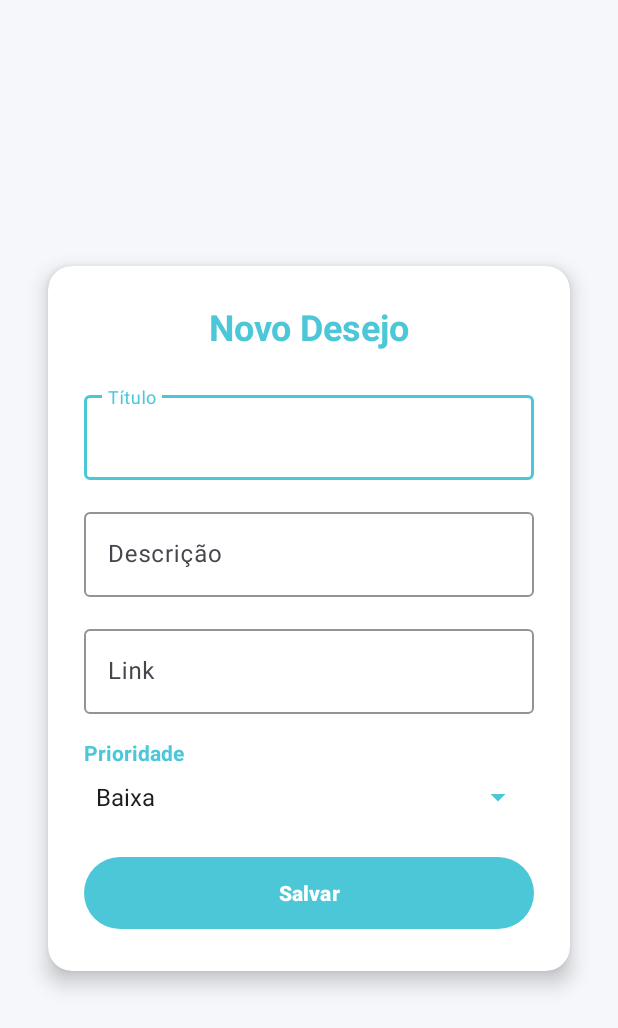
After one commit to passosleo/quero-ja, an Android app: the FormWishActivity screen opened directly, with no data from a screen before it, on a phone screen of 412 x 824 dp. The commit adds this screen. Shown: the top 1028 px of the screen. Run offline under Robolectric (Android 15) with nearby library versions, the phone set to English and light mode, and no system bars.

Commit message:
register wish

```diff
--- /dev/null
+++ b/app/src/main/java/com/leonardo/queroja/FormWishActivity.java
@@ -0,0 +1,120 @@
+package com.leonardo.queroja;
+
+import android.content.Intent;
+import android.os.Bundle;
+import android.util.Patterns;
+import android.view.View;
+import android.widget.ArrayAdapter;
+import android.widget.EditText;
+import android.widget.Spinner;
+import android.widget.Toast;
+
+import androidx.activity.EdgeToEdge;
+import androidx.appcompat.app.AppCompatActivity;
+import androidx.core.graphics.Insets;
+import androidx.core.view.ViewCompat;
+import androidx.core.view.WindowInsetsCompat;
+
+import com.google.android.material.textfield.TextInputLayout;
+import com.leonardo.queroja.entities.UserEntity;
+import com.leonardo.queroja.entities.WishEntity;
+import com.leonardo.queroja.enums.Priority;
+import com.leonardo.queroja.global.UserSession;
+import com.leonardo.queroja.repositories.WishRepository;
+
+import java.util.HashMap;
+import java.util.Map;
+import java.util.Optional;
+
+public class FormWishActivity extends AppCompatActivity {
+
+    private TextInputLayout titleField, descriptionField, linkField;
+    private Spinner prioritySpinner;
+    private WishRepository wishRepository;
+
+    @Override
+    protected void onCreate(Bundle savedInstanceState) {
+        super.onCreate(savedInstanceState);
+        EdgeToEdge.enable(this);
+        setContentView(R.layout.activity_form_wish);
+        ViewCompat.setOnApplyWindowInsetsListener(findViewById(R.id.main), (v, insets) -> {
+            Insets systemBars = insets.getInsets(WindowInsetsCompat.Type.systemBars());
+            v.setPadding(systemBars.left, systemBars.top, systemBars.right, systemBars.bottom);
+            return insets;
+        });
+
+        wishRepository = new WishRepository(this);
+
+        titleField = findViewById(R.id.title_layout);
+        descriptionField = findViewById(R.id.description_layout);
+        linkField = findViewById(R.id.link_layout);
+        prioritySpinner = findViewById(R.id.priority_spinner);
+
+        ArrayAdapter<Priority> adapter = new ArrayAdapter<>(
+                this,
+                android.R.layout.simple_spinner_item,
+                Priority.values()
+        );
+        adapter.setDropDownViewResource(android.R.layout.simple_spinner_dropdown_item);
+        prioritySpinner.setAdapter(adapter);
+    }
+
+    public void navigateToListWishes(View v) {
+        Intent intent = new Intent(this, ListWishesActivity.class);
+        startActivity(intent);
+    }
+
+    public void saveWish(View v) {
+        titleField.setError(null);
+        descriptionField.setError(null);
+        linkField.setError(null);
+
+        String title = Optional.ofNullable(titleField.getEditText())
+                .map(EditText::getText)
+                .map(CharSequence::toString)
+                .orElse("");
+
+        String description = Optional.ofNullable(descriptionField.getEditText())
+                .map(EditText::getText)
+                .map(CharSequence::toString)
+                .orElse("");
+
+        String link = Optional.ofNullable(linkField.getEditText())
+                .map(EditText::getText)
+                .map(CharSequence::toString)
+                .orElse("");
+
+        Map<TextInputLayout, String> errors = new HashMap<>();
+
+        if (title.isEmpty()) {
+            errors.put(titleField, "Título é obrigatório");
+        }
+
+        if (link.isEmpty()){
+            errors.put(linkField, "Link é obrigatório");
+        } else if (!Patterns.WEB_URL.matcher(link).matches()) {
+            errors.put(linkField, "Link inválido");
+        }
+
+        if (!errors.isEmpty()) {
+            for (Map.Entry<TextInputLayout, String> entry : errors.entrySet()) {
+                entry.getKey().setError(entry.getValue());
+            }
+            return;
+        }
+        UserEntity loggedUser = UserSession.getInstance(this).getUser();
+
+
+        WishEntity newWish = new WishEntity();
+        newWish.setUserId(loggedUser.getUserId());
+        newWish.setTitle(title);
+        newWish.setDescription(description);
+        newWish.setLink(link);
+        newWish.setPriority((Priority) prioritySpinner.getSelectedItem());
+
+        wishRepository.save(newWish);
+
+        Toast.makeText(this, "Desejo cadastrado com sucesso", Toast.LENGTH_SHORT).show();
+        navigateToListWishes(v);
+    }
+}
--- a/app/src/main/java/com/leonardo/queroja/SignInActivity.java
+++ b/app/src/main/java/com/leonardo/queroja/SignInActivity.java
@@ -13,6 +13,7 @@ import androidx.core.view.WindowInsetsCompat;
 
 import com.google.android.material.textfield.TextInputLayout;
 import com.leonardo.queroja.entities.UserEntity;
+import com.leonardo.queroja.global.UserSession;
 import com.leonardo.queroja.repositories.UserRepository;
 
 import java.util.HashMap;
@@ -96,6 +97,8 @@ public class SignInActivity extends AppCompatActivity {
             return;
         }
 
+        UserSession.getInstance(this).setUser(userExists);
+
         navigateToListWishes(v);
     }
 }
--- a/app/src/main/java/com/leonardo/queroja/SignUpActivity.java
+++ b/app/src/main/java/com/leonardo/queroja/SignUpActivity.java
@@ -2,6 +2,7 @@ package com.leonardo.queroja;
 
 import android.content.Intent;
 import android.os.Bundle;
+import android.util.Patterns;
 import android.view.View;
 import android.widget.EditText;
 import android.widget.Toast;
@@ -87,7 +88,7 @@ public class SignUpActivity extends AppCompatActivity {
 
         if (email.isEmpty()) {
             errors.put(emailField, "O e-mail é obrigatório");
-        } else if (!android.util.Patterns.EMAIL_ADDRESS.matcher(email).matches()) {
+        } else if (!Patterns.EMAIL_ADDRESS.matcher(email).matches()) {
             errors.put(emailField, "E-mail inválido");
         }
 
--- a/app/src/main/java/com/leonardo/queroja/entities/WishEntity.java
+++ b/app/src/main/java/com/leonardo/queroja/entities/WishEntity.java
@@ -22,6 +22,11 @@ public class WishEntity {
         this.description = description;
         this.link = link;
         this.priority = priority;
+        this.createdAt = LocalDateTime.now();
+        this.updatedAt = LocalDateTime.now();
+    }
+
+    public WishEntity() {
         this.createdAt = LocalDateTime.now();
         this.updatedAt = LocalDateTime.now();
     }
--- a/app/src/main/java/com/leonardo/queroja/enums/Priority.java
+++ b/app/src/main/java/com/leonardo/queroja/enums/Priority.java
@@ -28,4 +28,9 @@ public enum Priority {
         }
         return null;
     }
+
+    @Override
+    public String toString() {
+        return description;
+    }
 }
--- /dev/null
+++ b/app/src/main/java/com/leonardo/queroja/repositories/WishRepository.java
@@ -0,0 +1,87 @@
+package com.leonardo.queroja.repositories;
+
+import android.content.ContentValues;
+import android.content.Context;
+import android.database.Cursor;
+import android.database.SQLException;
+import android.database.sqlite.SQLiteDatabase;
+
+import com.leonardo.queroja.data.DBHelper;
+import com.leonardo.queroja.entities.WishEntity;
+import com.leonardo.queroja.enums.Priority;
+
+import java.time.LocalDateTime;
+import java.util.ArrayList;
+import java.util.List;
+
+public class WishRepository {
+
+    private SQLiteDatabase database;
+    private DBHelper dbHelper;
+
+    public WishRepository(Context context) {
+        dbHelper = new DBHelper(context);
+        this.open();
+    }
+
+    private void open() throws SQLException {
+        database = dbHelper.getWritableDatabase();
+    }
+
+    private void close() {
+        dbHelper.close();
+    }
+
+    private static final String tableName = "wishlist";
+
+    private static final String[] tableColumns = {
+            "wish_id",
+            "user_id",
+            "title",
+            "description",
+            "link",
+            "priority",
+            "created_at",
+            "updated_at"
+    };
+
+    public WishEntity save(WishEntity user) {
+        ContentValues values = new ContentValues();
+        values.put(tableColumns[1], user.getUserId());
+        values.put(tableColumns[2], user.getTitle());
+        values.put(tableColumns[3], user.getDescription());
+        values.put(tableColumns[4], user.getLink());
+        values.put(tableColumns[5], user.getPriority().getCode());
+        values.put(tableColumns[6], user.getCreatedAt().toString());
+        values.put(tableColumns[7], user.getUpdatedAt().toString());
+        long id = database.insert(tableName, null, values);
+        user.setWishId((int) id);
+        return user;
+    }
+
+    public List<WishEntity> findAll() {
+        Cursor cursor = database.query(tableName,
+                tableColumns, null, null, null, null, null);
+
+        List<WishEntity> wishes = new ArrayList<>();
+
+        if (cursor.moveToFirst()) {
+            do {
+                WishEntity wish = new WishEntity();
+                wish.setWishId(cursor.getInt(cursor.getColumnIndexOrThrow(tableColumns[0])));
+                wish.setUserId(cursor.getInt(cursor.getColumnIndexOrThrow(tableColumns[1])));
+                wish.setTitle(cursor.getString(cursor.getColumnIndexOrThrow(tableColumns[2])));
+                wish.setDescription(cursor.getString(cursor.getColumnIndexOrThrow(tableColumns[3])));
+                wish.setLink(cursor.getString(cursor.getColumnIndexOrThrow(tableColumns[4])));
+                wish.setPriority(Priority.fromCode(cursor.getInt(cursor.getColumnIndexOrThrow(tableColumns[5]))));
+                wish.setCreatedAt(LocalDateTime.parse(cursor.getString(cursor.getColumnIndexOrThrow(tableColumns[6]))));
+                wish.setUpdatedAt(LocalDateTime.parse(cursor.getString(cursor.getColumnIndexOrThrow(tableColumns[7]))));
+                wishes.add(wish);
+            } while (cursor.moveToNext());
+        }
+
+        cursor.close();
+
+        return wishes;
+    }
+}
--- /dev/null
+++ b/app/src/main/res/layout/activity_form_wish.xml
@@ -0,0 +1,148 @@
+<?xml version="1.0" encoding="utf-8"?>
+<androidx.constraintlayout.widget.ConstraintLayout xmlns:android="http://schemas.android.com/apk/res/android"
+    xmlns:app="http://schemas.android.com/apk/res-auto"
+    xmlns:tools="http://schemas.android.com/tools"
+    android:id="@+id/main"
+    android:layout_width="match_parent"
+    android:layout_height="match_parent"
+    android:background="@color/background_color"
+    tools:context=".FormWishActivity">
+
+    <androidx.cardview.widget.CardView
+        android:id="@+id/wish_card"
+        android:layout_width="0dp"
+        android:layout_height="wrap_content"
+        android:layout_marginStart="32dp"
+        android:layout_marginEnd="32dp"
+        app:cardBackgroundColor="@color/white"
+        app:cardCornerRadius="16dp"
+        app:cardElevation="8dp"
+        app:layout_constraintTop_toTopOf="parent"
+        app:layout_constraintBottom_toBottomOf="parent"
+        app:layout_constraintStart_toStartOf="parent"
+        app:layout_constraintEnd_toEndOf="parent">
+
+        <androidx.constraintlayout.widget.ConstraintLayout
+            android:layout_width="match_parent"
+            android:layout_height="wrap_content"
+            android:padding="24dp">
+
+            <!-- Title -->
+            <TextView
+                android:id="@+id/form_title"
+                android:layout_width="wrap_content"
+                android:layout_height="wrap_content"
+                android:text="@string/form_title"
+                android:textStyle="bold"
+                android:textColor="@color/primary"
+                android:textSize="24sp"
+                app:layout_constraintTop_toTopOf="parent"
+                app:layout_constraintStart_toStartOf="parent"
+                app:layout_constraintEnd_toEndOf="parent" />
+
+            <!-- Input: Title -->
+            <com.google.android.material.textfield.TextInputLayout
+                android:id="@+id/title_layout"
+                android:layout_width="0dp"
+                android:layout_height="wrap_content"
+                android:layout_marginTop="24dp"
+                app:hintTextColor="@color/primary"
+                app:boxStrokeColor="@color/primary"
+                app:layout_constraintTop_toBottomOf="@id/form_title"
+                app:layout_constraintStart_toStartOf="parent"
+                app:layout_constraintEnd_toEndOf="parent">
+
+                <com.google.android.material.textfield.TextInputEditText
+                    android:id="@+id/title_input"
+                    android:layout_width="match_parent"
+                    android:layout_height="wrap_content"
+                    android:hint="@string/form_title_hint"
+                    android:textColor="@color/text_color"
+                    android:textColorHint="@color/hint_text_color" />
+            </com.google.android.material.textfield.TextInputLayout>
+
+            <!-- Input: Description -->
+            <com.google.android.material.textfield.TextInputLayout
+                android:id="@+id/description_layout"
+                android:layout_width="0dp"
+                android:layout_height="wrap_content"
+                android:layout_marginTop="16dp"
+                app:hintTextColor="@color/primary"
+                app:boxStrokeColor="@color/primary"
+                app:layout_constraintTop_toBottomOf="@id/title_layout"
+                app:layout_constraintStart_toStartOf="parent"
+                app:layout_constraintEnd_toEndOf="parent">
+
+                <com.google.android.material.textfield.TextInputEditText
+                    android:id="@+id/description_input"
+                    android:layout_width="match_parent"
+                    android:layout_height="wrap_content"
+                    android:hint="@string/form_description_hint"
+                    android:textColor="@color/text_color"
+                    android:textColorHint="@color/hint_text_color" />
+            </com.google.android.material.textfield.TextInputLayout>
+
+            <!-- Input: Link -->
+            <com.google.android.material.textfield.TextInputLayout
+                android:id="@+id/link_layout"
+                android:layout_width="0dp"
+                android:layout_height="wrap_content"
+                android:layout_marginTop="16dp"
+                app:hintTextColor="@color/primary"
+                app:boxStrokeColor="@color/primary"
+                app:layout_constraintTop_toBottomOf="@id/description_layout"
+                app:layout_constraintStart_toStartOf="parent"
+                app:layout_constraintEnd_toEndOf="parent">
+
+                <com.google.android.material.textfield.TextInputEditText
+                    android:id="@+id/link_input"
+                    android:layout_width="match_parent"
+                    android:layout_height="wrap_content"
+                    android:hint="@string/form_link_hint"
+                    android:inputType="textUri"
+                    android:textColor="@color/text_color"
+                    android:textColorHint="@color/hint_text_color" />
+            </com.google.android.material.textfield.TextInputLayout>
+
+            <!-- Spinner: Priority -->
+            <TextView
+                android:id="@+id/priority_label"
+                android:layout_width="wrap_content"
+                android:layout_height="wrap_content"
+                android:layout_marginTop="16dp"
+                android:text="@string/form_priority_label"
+                android:textColor="@color/primary"
+                android:textStyle="bold"
+                app:layout_constraintTop_toBottomOf="@id/link_layout"
+                app:layout_constraintStart_toStartOf="parent" />
+
+            <Spinner
+                android:id="@+id/priority_spinner"
+                android:layout_width="0dp"
+                android:layout_height="wrap_content"
+                android:layout_marginTop="8dp"
+                android:spinnerMode="dropdown"
+                android:backgroundTint="@color/primary"
+                app:layout_constraintTop_toBottomOf="@id/priority_label"
+                app:layout_constraintStart_toStartOf="parent"
+                app:layout_constraintEnd_toEndOf="parent" />
+
+            <!-- Save Button -->
+            <com.google.android.material.button.MaterialButton
+                android:id="@+id/save_button"
+                android:layout_width="0dp"
+                android:layout_height="56dp"
+                android:layout_marginTop="24dp"
+                android:text="@string/form_save_button"
+                android:textColor="@color/white"
+                android:textStyle="bold"
+                android:onClick="saveWish"
+                app:backgroundTint="@color/primary"
+                app:cornerRadius="28dp"
+                app:layout_constraintTop_toBottomOf="@id/priority_spinner"
+                app:layout_constraintStart_toStartOf="parent"
+                app:layout_constraintEnd_toEndOf="parent" />
+
+        </androidx.constraintlayout.widget.ConstraintLayout>
+    </androidx.cardview.widget.CardView>
+</androidx.constraintlayout.widget.ConstraintLayout>
--- a/app/src/main/res/layout/activity_list_wishes.xml
+++ b/app/src/main/res/layout/activity_list_wishes.xml
@@ -38,6 +38,7 @@
       android:layout_height="wrap_content"
       android:contentDescription="@string/list_wishes_add_wish"
       android:src="@drawable/ic_add"
+      android:onClick="navigateToWishForm"
       app:backgroundTint="@color/primary"
       app:tint="@color/white"
       app:layout_constraintBottom_toBottomOf="parent"
--- a/app/src/main/res/values/strings.xml
+++ b/app/src/main/res/values/strings.xml
@@ -18,4 +18,12 @@
     <string name="list_wishes_add_wish">Adicionar</string>
     <string name="list_wishes_empty">Nenhum desejo encontrado.</string>
     <string name="list_wishes_error">Erro ao carregar a lista de desejos.</string>
+    <string name="form_title">Novo Desejo</string>
+    <string name="form_title_hint">Título</string>
+    <string name="form_description_hint">Descrição</string>
+    <string name="form_link_hint">Link</string>
+    <string name="form_priority_label">Prioridade</string>
+    <string name="form_save_button">Salvar</string>
+    <string name="form_go_back">Voltar</string>
+
 </resources>
```
Also changed, not shown: app/src/main/AndroidManifest.xml (+7 -3 lines), app/src/main/java/com/leonardo/queroja/ListWishesActivity.java (+15 -0 lines), app/src/main/java/com/leonardo/queroja/global/UserSession.java (added, +23 -0 lines), app/src/main/java/com/leonardo/queroja/repositories/UserRepository.java (+9 -5 lines).
